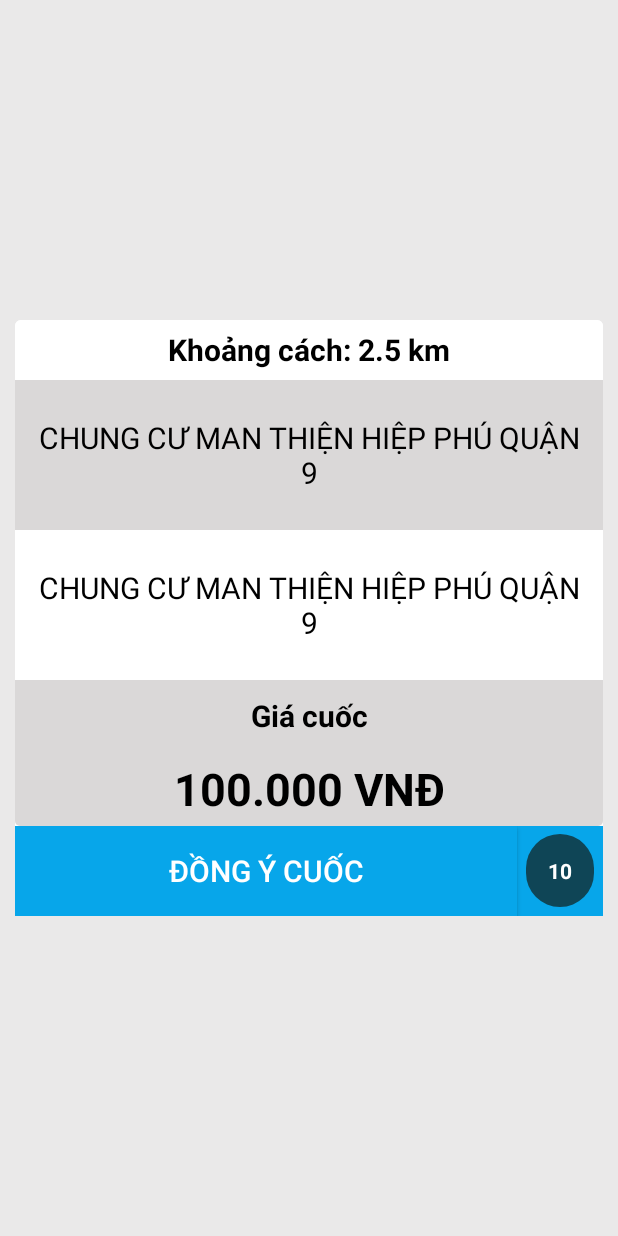
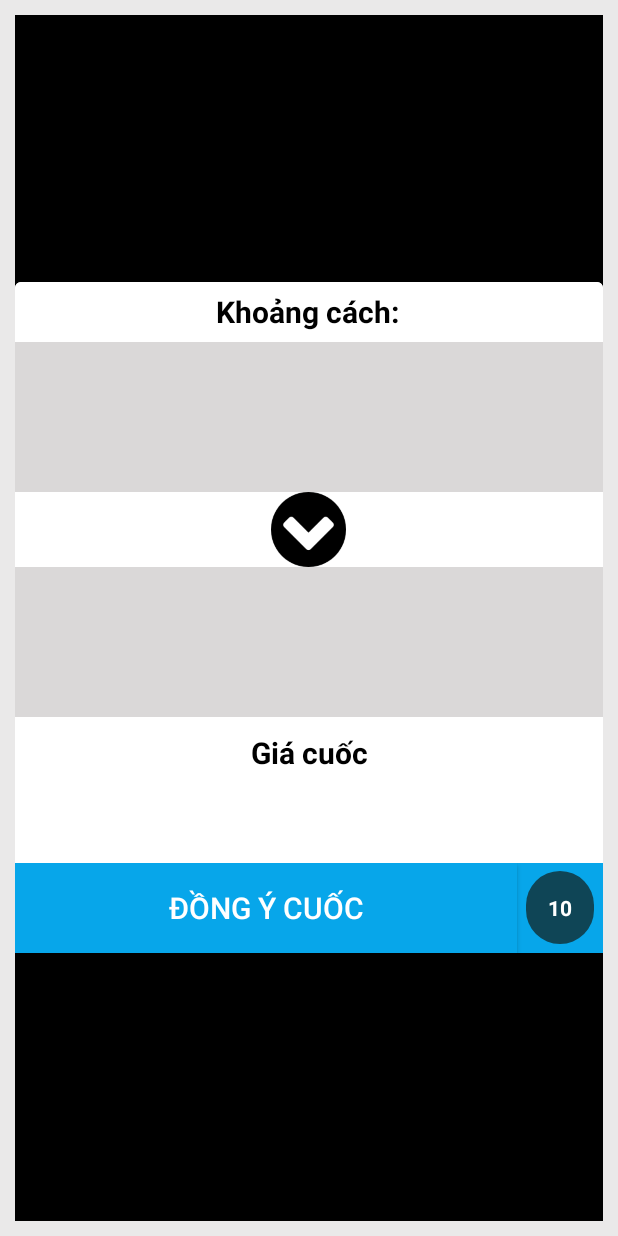
Before and after one commit to huongthu/TaxiNhanhDriver, an Android app: the layout activity_customer_request.xml on its own in the app's theme, with its tools: preview values and no code run, on a phone screen of 412 x 824 dp. Run offline under Robolectric (Android 15) with nearby library versions, the phone set to English and light mode, and no system bars.

Commit message:
Implement Customer gets out of taxi, fix layout: add arrow in customer request

```diff
--- a/app/src/main/res/drawable/layout_bg_cus_req_bottom.xml
+++ b/app/src/main/res/drawable/layout_bg_cus_req_bottom.xml
@@ -1,7 +1,7 @@
 <?xml version="1.0" encoding="utf-8"?>
 <shape xmlns:android="http://schemas.android.com/apk/res/android"
     android:shape="rectangle" >
-    <solid android:color="@color/colorCustomerBookGrey" />
+    <solid android:color="@color/colorWhite" />
 
     <corners android:topLeftRadius="0dp" android:topRightRadius="0dp"
         android:bottomLeftRadius="3dp" android:bottomRightRadius="3dp"/>
--- a/app/src/main/res/layout/activity_book.xml
+++ b/app/src/main/res/layout/activity_book.xml
@@ -244,6 +244,7 @@
     </LinearLayout>
 
     <LinearLayout
+        android:id="@+id/llQueueControl"
         android:layout_width="match_parent"
         android:layout_height="wrap_content"
         android:layout_margin="10dp"
@@ -257,9 +258,9 @@
             android:orientation="vertical">
             <LinearLayout
                 android:visibility="gone"
+                android:id="@+id/llWrapQueueInformation"
                 android:layout_width="match_parent"
                 android:layout_height="match_parent"
-                android:id="@+id/llWrapQueueInformation"
                 android:orientation="horizontal">
                 <LinearLayout
                     android:id="@+id/llQueueInformation"
@@ -326,10 +327,7 @@
                 android:layout_height="wrap_content"
                 android:layout_marginTop="10dp">
                 <TextView
-                    android:singleLine="true"
                     android:textStyle="italic"
-                    android:ellipsize="marquee"
-                    android:marqueeRepeatLimit ="marquee_forever"
                     android:focusable="true"
                     android:focusableInTouchMode="true"
                     android:scrollHorizontally="true"
--- a/app/src/main/res/layout/activity_customer_request.xml
+++ b/app/src/main/res/layout/activity_customer_request.xml
@@ -11,6 +11,7 @@
         android:layout_height="match_parent"
         android:gravity="center"
         android:layout_margin="10dp"
+        android:background="@color/colorBlack"
         android:orientation="vertical">
         <LinearLayout
             android:layout_width="match_parent"
@@ -18,17 +19,33 @@
             android:gravity="center"
             android:background="@drawable/layout_bg"
             android:orientation="vertical">
-
-            <TextView
-                android:id="@+id/tvDistance"
+            <LinearLayout
+                android:layout_gravity="center"
                 android:layout_width="match_parent"
-                android:layout_height="40dp"
-                android:background="@drawable/layout_bg_top"
-                android:gravity="center"
-                android:text="Khoảng cách: 2.5 km"
-                android:textColor="@color/colorBlack"
-                android:textSize="20sp"
-                android:textStyle="bold" />
+                android:layout_height="wrap_content"
+                android:orientation="horizontal">
+                <TextView
+                    android:layout_weight="1"
+                    android:layout_width="wrap_content"
+                    android:layout_height="40dp"
+                    android:background="@drawable/layout_bg_top"
+                    android:layout_marginRight="1dp"
+                    android:gravity="center|right"
+                    android:text="@string/distance"
+                    android:textColor="@color/colorBlack"
+                    android:textSize="20sp"
+                    android:textStyle="bold" />
+                <TextView
+                    android:layout_weight="1"
+                    android:id="@+id/tvDistance"
+                    android:layout_width="wrap_content"
+                    android:layout_height="40dp"
+                    android:background="@drawable/layout_bg_top"
+                    android:gravity="center|left"
+                    android:textColor="@color/colorBlack"
+                    android:textSize="20sp"
+                    android:textStyle="bold" />
+            </LinearLayout>
 
             <TextView
                 android:id="@+id/tvPickUp"
@@ -37,19 +54,24 @@
                 android:background="@color/colorCustomerBookGrey"
                 android:gravity="center"
                 android:padding="10dp"
-                android:text="CHUNG CƯ MAN THIỆN HIỆP PHÚ QUẬN 9"
                 android:textColor="@color/colorBlack"
-                android:textSize="20sp"
-                />
+                android:textSize="20sp" />
+
+            <ImageView
+                android:layout_gravity="center"
+                android:layout_margin="-50dp"
+                android:rotation="90"
+                android:layout_width="50dp"
+                android:layout_height="50dp"
+                android:src="@drawable/sign_to_right"/>
 
             <TextView
                 android:id="@+id/tvDropOff"
                 android:layout_width="match_parent"
                 android:layout_height="100dp"
-                android:background="@color/colorWhite"
+                android:background="@color/colorCustomerBookGrey"
                 android:gravity="center"
                 android:padding="10dp"
-                android:text="CHUNG CƯ MAN THIỆN HIỆP PHÚ QUẬN 9"
                 android:textColor="@color/colorBlack"
                 android:textSize="20sp" />
 
@@ -64,7 +86,7 @@
                     android:layout_height="wrap_content"
                     android:gravity="center"
                     android:padding="10dp"
-                    android:text="Giá cuốc"
+                    android:text="@string/fare"
                     android:textColor="@color/colorBlack"
                     android:textSize="20sp"
                     android:textStyle="bold" />
@@ -74,7 +96,6 @@
                     android:layout_width="match_parent"
                     android:layout_height="50dp"
                     android:gravity="center"
-                    android:text="100.000 VNĐ"
                     android:textColor="@color/colorBlack"
                     android:textSize="30sp"
                     android:textStyle="bold" />
@@ -95,7 +116,7 @@
                     android:textAllCaps="true"
                     android:textSize="20sp"
                     android:textColor="@color/colorWhite"
-                    android:text="Đồng ý cuốc"
+                    android:text="@string/agree_book"
                     android:layout_weight="20"
                     />
                 <TextView
--- a/app/src/main/res/values/strings.xml
+++ b/app/src/main/res/values/strings.xml
@@ -69,5 +69,8 @@
     <string name="in_warning_area_info">Bạn đang ở xa hàng đợi, vui lòng di chuyển vào khu vực hàng đợi</string>
     <string name="in_switch_area_info">Bạn sẽ bị hủy xếp hàng sau -x- giây, vui lòng di chuyển vào khu vực hàng đợi</string>
     <string name="leave_queue_info">Bạn đã ở ngoài khu vực xếp hàng, vui lòng xếp hàng</string>
+    <string name="fare">Giá cuốc</string>
+    <string name="agree_book">Đồng ý cuốc</string>
+    <string name="distance">Khoảng cách:</string>
 
 </resources>
```
Also changed, not shown: app/src/main/java/com/example/thu/fragments/BookFragment.java (+53 -6 lines), app/src/main/res/drawable/sign_to_right.png (added).
